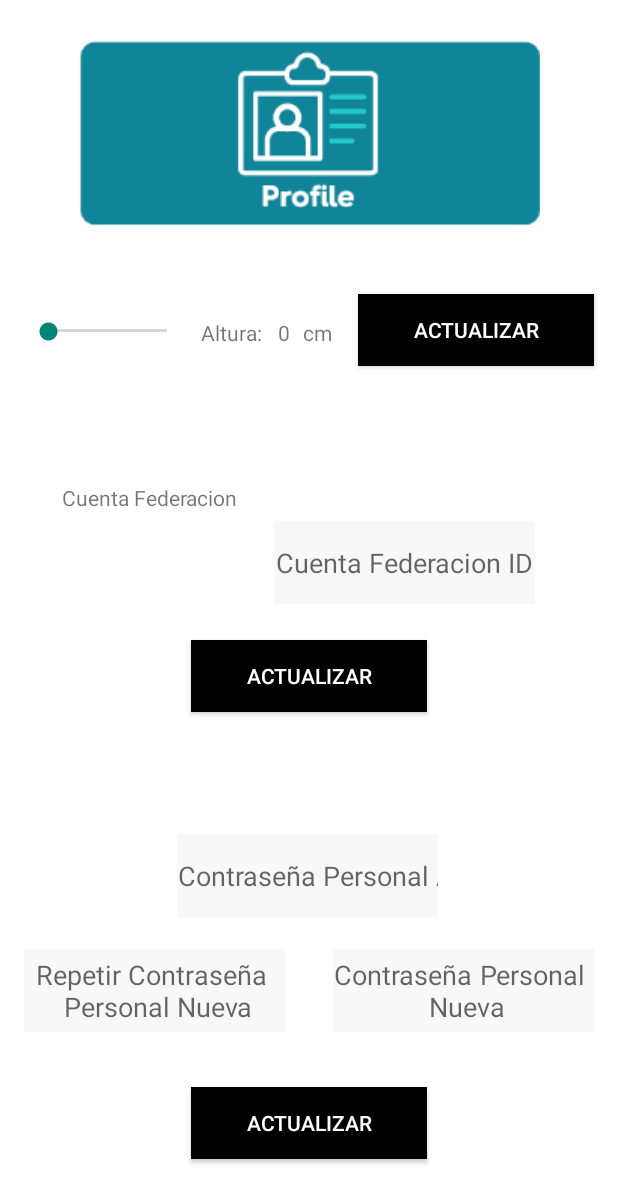
After one commit to Sergioggvm/ProyectoHospitalGambia, an Android app: the fragment ProfileView shown on its own in the app's theme, on a phone screen of 412 x 824 dp. The commit adds this screen. Shown: the top 1203 px of the screen. Run offline under Robolectric (Android 15) with nearby library versions, the phone set to English and light mode, and no system bars.

Commit message:
Diseño fragments menu

```diff
--- /dev/null
+++ b/app/src/main/java/com/example/proyectohospitalgambia/feature/vistaAjustesConexion/AjustesConexionViewModel.kt
@@ -0,0 +1,4 @@
+package com.example.proyectohospitalgambia.feature.vistaAjustesConexion
+
+class AjustesConexionViewModel {
+}
--- /dev/null
+++ b/app/src/main/java/com/example/proyectohospitalgambia/feature/vistaProfile/ProfileView.kt
@@ -0,0 +1,60 @@
+package com.example.proyectohospitalgambia.feature.vistaProfile
+
+import android.os.Bundle
+import androidx.fragment.app.Fragment
+import android.view.LayoutInflater
+import android.view.View
+import android.view.ViewGroup
+import com.example.proyectohospitalgambia.R
+
+// TODO: Rename parameter arguments, choose names that match
+// the fragment initialization parameters, e.g. ARG_ITEM_NUMBER
+private const val ARG_PARAM1 = "param1"
+private const val ARG_PARAM2 = "param2"
+
+/**
+ * A simple [Fragment] subclass.
+ * Use the [ProfileView.newInstance] factory method to
+ * create an instance of this fragment.
+ */
+class ProfileView : Fragment() {
+    // TODO: Rename and change types of parameters
+    private var param1: String? = null
+    private var param2: String? = null
+
+    override fun onCreate(savedInstanceState: Bundle?) {
+        super.onCreate(savedInstanceState)
+        arguments?.let {
+            param1 = it.getString(ARG_PARAM1)
+            param2 = it.getString(ARG_PARAM2)
+        }
+    }
+
+    override fun onCreateView(
+        inflater: LayoutInflater, container: ViewGroup?,
+        savedInstanceState: Bundle?
+    ): View? {
+        // Inflate the layout for this fragment
+        return inflater.inflate(R.layout.fragment_profile_view, container, false)
+    }
+
+    companion object {
+        /**
+         * Use this factory method to create a new instance of
+         * this fragment using the provided parameters.
+         *
+         * @param param1 Parameter 1.
+         * @param param2 Parameter 2.
+         * @return A new instance of fragment ProfileView.
+         */
+        // TODO: Rename and change types and number of parameters
+        @JvmStatic
+        fun newInstance(param1: String, param2: String) =
+            ProfileView().apply {
+                arguments = Bundle().apply {
+                    putString(ARG_PARAM1, param1)
+                    putString(ARG_PARAM2, param2)
+                }
+            }
+    }
+}
--- /dev/null
+++ b/app/src/main/java/com/example/proyectohospitalgambia/feature/vistaProfile/ProfileViewModel.kt
@@ -0,0 +1,4 @@
+package com.example.proyectohospitalgambia.feature.vistaProfile
+
+class ProfileViewModel {
+}
--- /dev/null
+++ b/app/src/main/res/layout/fragment_profile_view.xml
@@ -0,0 +1,185 @@
+<?xml version="1.0" encoding="utf-8"?>
+<FrameLayout xmlns:android="http://schemas.android.com/apk/res/android"
+    xmlns:app="http://schemas.android.com/apk/res-auto"
+    xmlns:tools="http://schemas.android.com/tools"
+    android:layout_width="match_parent"
+    android:layout_height="match_parent"
+    tools:context=".feature.vistaProfile.ProfileView">
+
+    <androidx.constraintlayout.widget.ConstraintLayout
+        android:layout_width="match_parent"
+        android:layout_height="match_parent"
+        android:background="@color/white">
+
+        <ImageView
+            android:id="@+id/img_profile"
+            android:layout_width="wrap_content"
+            android:layout_height="wrap_content"
+            android:layout_marginStart="52dp"
+            android:layout_marginTop="27dp"
+            android:layout_marginEnd="52dp"
+            android:src="@drawable/imagen_profile"
+            app:layout_constraintEnd_toEndOf="parent"
+            app:layout_constraintStart_toStartOf="parent"
+            app:layout_constraintTop_toTopOf="parent" />
+
+        <SeekBar
+            android:id="@+id/sk_altura"
+            android:layout_width="111dp"
+            android:layout_height="17dp"
+            android:layout_marginTop="212dp"
+            app:layout_constraintEnd_toEndOf="parent"
+            app:layout_constraintHorizontal_bias="0.053"
+            app:layout_constraintStart_toStartOf="parent"
+            app:layout_constraintTop_toTopOf="parent" />
+
+        <TextView
+            android:id="@+id/txt_tamanio"
+            android:layout_width="48dp"
+            android:layout_height="18dp"
+            android:layout_marginTop="212dp"
+            android:text="@string/txt_Altura"
+            app:layout_constraintEnd_toEndOf="parent"
+            app:layout_constraintHorizontal_bias="0.369"
+            app:layout_constraintStart_toStartOf="parent"
+            app:layout_constraintTop_toTopOf="parent" />
+
+        <TextView
+            android:id="@+id/txt_tamanioNumero"
+            android:layout_width="17dp"
+            android:layout_height="20dp"
+            android:layout_marginTop="212dp"
+            android:text="0"
+            app:layout_constraintEnd_toEndOf="parent"
+            app:layout_constraintHorizontal_bias="0.47"
+            app:layout_constraintStart_toStartOf="parent"
+            app:layout_constraintTop_toTopOf="parent" />
+
+        <TextView
+            android:id="@+id/txt_cm"
+            android:layout_width="wrap_content"
+            android:layout_height="wrap_content"
+            android:layout_marginTop="212dp"
+            android:text="cm"
+            app:layout_constraintEnd_toEndOf="parent"
+            app:layout_constraintHorizontal_bias="0.515"
+            app:layout_constraintStart_toStartOf="parent"
+            app:layout_constraintTop_toTopOf="parent" />
+
+        <Button
+            android:id="@+id/btn_actualizarAltura"
+            android:layout_width="157dp"
+            android:layout_height="48dp"
+            android:layout_marginTop="196dp"
+            android:background="@drawable/boton_negro_rectangular"
+            android:text="@string/btn_Actualizar"
+            android:textColor="@android:color/white"
+            app:layout_constraintEnd_toEndOf="parent"
+            app:layout_constraintHorizontal_bias="0.937"
+            app:layout_constraintStart_toStartOf="parent"
+            app:layout_constraintTop_toTopOf="parent" />
+
+        <TextView
+            android:id="@+id/txt_cuentaFederacion"
+            android:layout_width="125dp"
+            android:layout_height="31dp"
+            android:layout_marginTop="316dp"
+            android:gravity="center"
+            android:text="@string/txt_CuentaFederacion"
+            app:layout_constraintEnd_toEndOf="parent"
+            app:layout_constraintHorizontal_bias="0.129"
+            app:layout_constraintStart_toStartOf="parent"
+            app:layout_constraintTop_toTopOf="parent" />
+
+        <EditText
+            android:id="@+id/edt_cuentaFederacionId"
+            android:layout_width="174dp"
+            android:layout_height="55dp"
+            android:background="@color/gris_texto"
+            android:ems="10"
+            android:gravity="center"
+            android:hint="@string/txt_CuentaFederacionId"
+            android:inputType="text"
+            app:layout_constraintBottom_toBottomOf="parent"
+            app:layout_constraintEnd_toEndOf="parent"
+            app:layout_constraintHorizontal_bias="0.767"
+            app:layout_constraintStart_toStartOf="parent"
+            app:layout_constraintTop_toTopOf="parent"
+            app:layout_constraintVertical_bias="0.452" />
+
+        <Button
+            android:id="@+id/btn_actualizarCuentaFederacionId"
+            android:layout_width="157dp"
+            android:layout_height="48dp"
+            android:background="@drawable/boton_negro_rectangular"
+            android:text="@string/btn_Actualizar"
+            android:textColor="@android:color/white"
+            app:layout_constraintBottom_toBottomOf="parent"
+            app:layout_constraintEnd_toEndOf="parent"
+            app:layout_constraintStart_toStartOf="parent"
+            app:layout_constraintTop_toTopOf="parent"
+            app:layout_constraintVertical_bias="0.55" />
+
+        <EditText
+            android:id="@+id/edt_contraseniaActual"
+            android:layout_width="174dp"
+            android:layout_height="55dp"
+            android:background="@color/gris_texto"
+            android:ems="10"
+            android:gravity="center"
+            android:hint="@string/txt_ContraseniaActual"
+            android:inputType="text"
+            app:layout_constraintBottom_toBottomOf="parent"
+            app:layout_constraintEnd_toEndOf="parent"
+            app:layout_constraintHorizontal_bias="0.497"
+            app:layout_constraintStart_toStartOf="parent"
+            app:layout_constraintTop_toTopOf="parent"
+            app:layout_constraintVertical_bias="0.723" />
+
+        <EditText
+            android:id="@+id/edt_contraseniaNueva"
+            android:layout_width="174dp"
+            android:layout_height="55dp"
+            android:background="@color/gris_texto"
+            android:ems="10"
+            android:gravity="center"
+            android:hint="@string/txt_ContraseniaNuevaRepetir"
+            android:inputType="text"
+            app:layout_constraintBottom_toBottomOf="parent"
+            app:layout_constraintEnd_toEndOf="parent"
+            app:layout_constraintHorizontal_bias="0.067"
+            app:layout_constraintStart_toStartOf="parent"
+            app:layout_constraintTop_toTopOf="parent"
+            app:layout_constraintVertical_bias="0.823" />
+
+        <EditText
+            android:id="@+id/edt_contraseniaNuevaRepetir"
+            android:layout_width="174dp"
+            android:layout_height="55dp"
+            android:background="@color/gris_texto"
+            android:ems="10"
+            android:gravity="center"
+            android:hint="@string/txt_ContraseniaNueva"
+            android:inputType="text"
+            app:layout_constraintBottom_toBottomOf="parent"
+            app:layout_constraintEnd_toEndOf="parent"
+            app:layout_constraintHorizontal_bias="0.932"
+            app:layout_constraintStart_toStartOf="parent"
+            app:layout_constraintTop_toTopOf="parent"
+            app:layout_constraintVertical_bias="0.823" />
+
+        <Button
+            android:id="@+id/btn_actualizarContrasenias"
+            android:layout_width="157dp"
+            android:layout_height="48dp"
+            android:background="@drawable/boton_negro_rectangular"
+            android:text="@string/btn_Actualizar"
+            android:textColor="@android:color/white"
+            app:layout_constraintBottom_toBottomOf="parent"
+            app:layout_constraintEnd_toEndOf="parent"
+            app:layout_constraintStart_toStartOf="parent"
+            app:layout_constraintTop_toTopOf="parent"
+            app:layout_constraintVertical_bias="0.934" />
+
+    </androidx.constraintlayout.widget.ConstraintLayout>
+</FrameLayout>
--- a/app/src/main/res/values/strings.xml
+++ b/app/src/main/res/values/strings.xml
@@ -19,4 +19,20 @@
     <string name="txt_Relevancia">Relevancia</string>
     <string name="txt_PaginaPrivada">Pagina privada</string>
     <string name="txt_Guardar">Guardar</string>
+
+    <string name="txt_Altura">Altura:</string>
+    <string name="btn_Actualizar">Actualizar</string>
+    <string name="txt_CuentaFederacion">Cuenta Federacion</string>
+    <string name="txt_CuentaFederacionId">Cuenta Federacion ID</string>
+    <string name="txt_ContraseniaActual">Contraseña Personal Actual</string>
+    <string name="txt_ContraseniaNueva">Contraseña Personal \n Nueva</string>
+    <string name="txt_ContraseniaNuevaRepetir">Repetir Contraseña \n Personal Nueva</string>
+
+    <string name="txt_Protocolo">Protocolo</string>
+    <string name="txt_Host">Thalamus Host</string>
+    <string name="txt_PuertoServidor">Thalamus Puerto\n Servidor</string>
+    <string name="txt_FederacionId">Federacion ID</string>
+    <string name="txt_ContraseniaFederacion">Contraseña\n Federacion</string>
+    <string name="btn_PruebaConexion">Prueba Conexion</string>
+    <string name="txt_SincronizacionFederacion">Sincronización con federacion</string>
 </resources>
```
Also changed, not shown: app/src/main/java/com/example/proyectohospitalgambia/feature/vistaAjustesConexion/AjustesConexionView.kt (added, +60 -0 lines), app/src/main/res/layout/fragment_ajustes_conexion_view.xml (added, +142 -0 lines), app/src/main/res/drawable/imagen_ajustes_conexion.png (added), app/src/main/res/drawable/imagen_profile.png (added).
